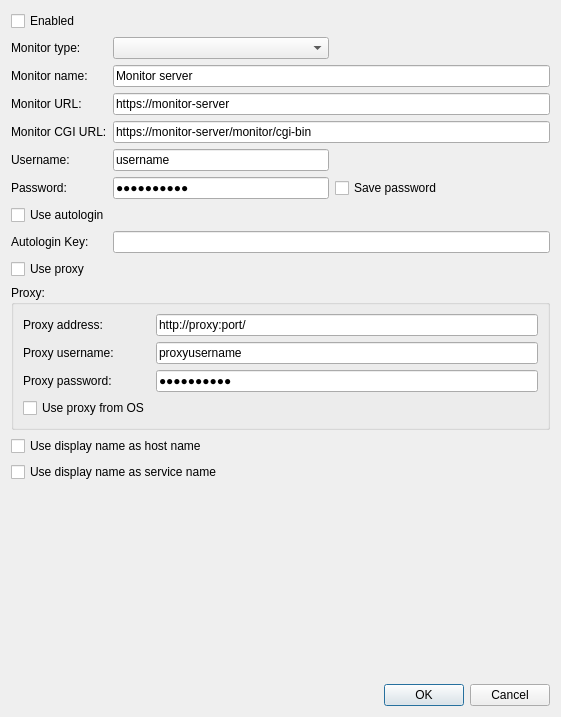
This is Nagstamon/QUI/settings_server.ui in HenriWahl/Nagstamon as Qt 5 draws it before an edit. The edited form follows.
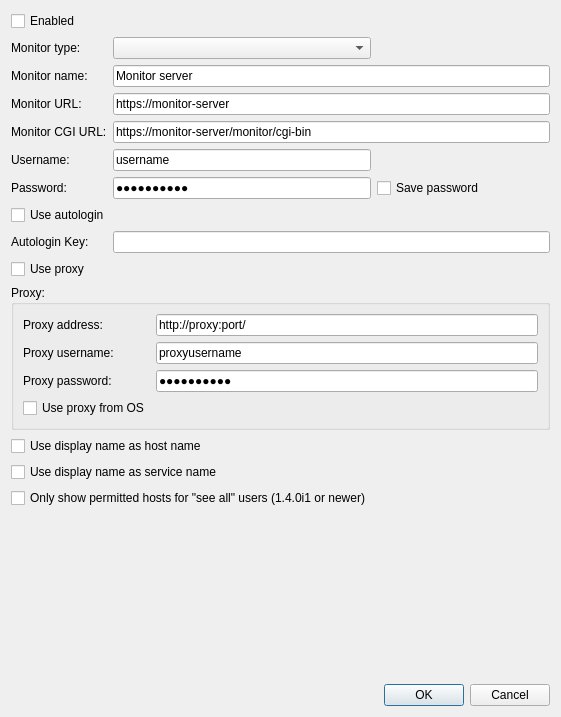
This is the edited form.

Commit message: Check_MK Multisite: Added server option to enforce AuthUser

Patch:
```diff
--- a/Nagstamon/QUI/settings_server.ui
+++ b/Nagstamon/QUI/settings_server.ui
@@ -203,6 +203,13 @@
      </property>
     </widget>
    </item>
+   <item row="23" column="0" colspan="2">
+    <widget class="QCheckBox" name="input_checkbox_force_authuser">
+     <property name="text">
+      <string>Only show permitted hosts for "see all" users (1.4.0i1 or newer)</string>
+     </property>
+    </widget>
+   </item>
    <item row="0" column="0" colspan="3">
     <widget class="QCheckBox" name="input_checkbox_enabled">
      <property name="text">
```
The commit also changes 6 other files.
